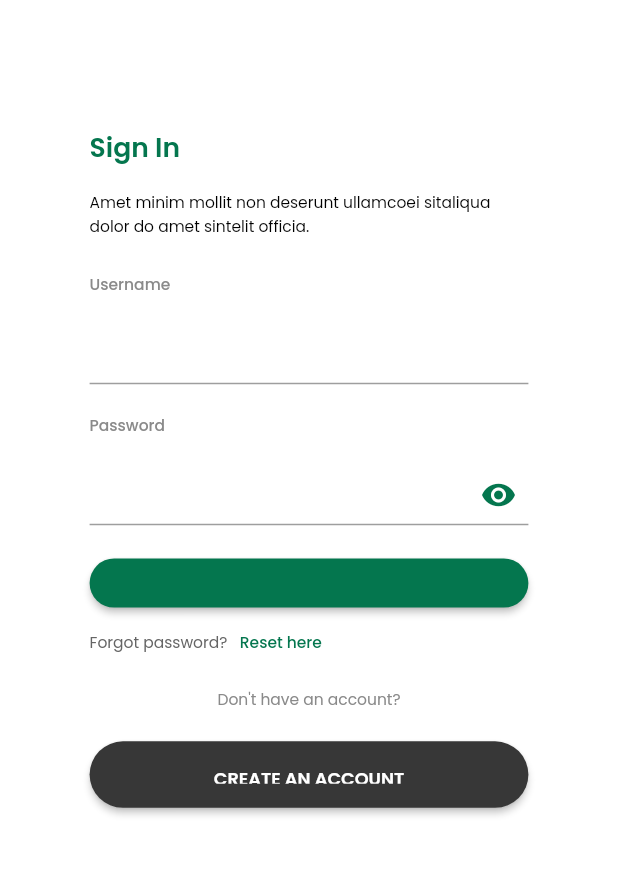
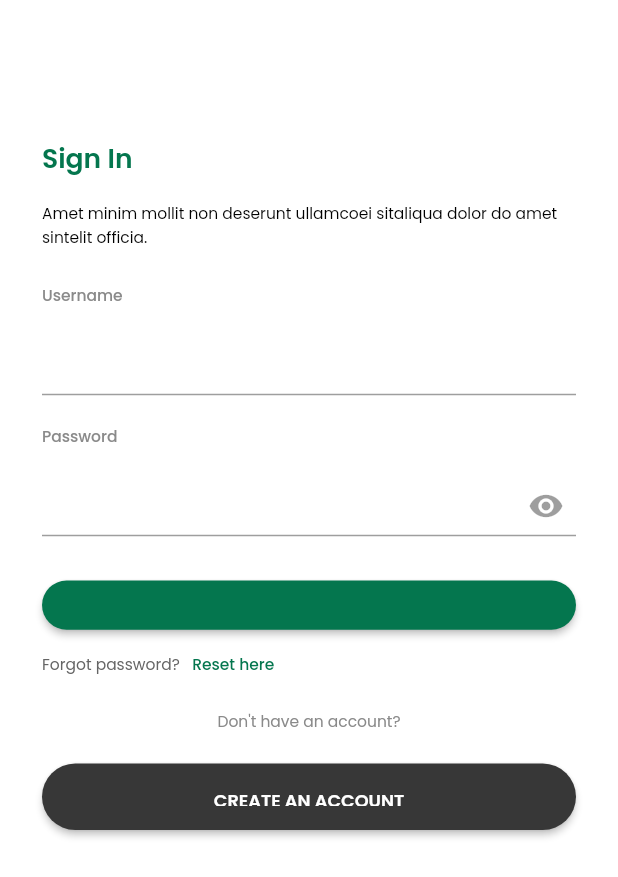
Before and after one commit to duongquangsang080299/flutter_exercise, a Flutter app: the screen it shows after launch, after a tap on "SKIP", after a tap on "Login with email", on a phone screen of 412 x 824 dp. Shown: the top 877 px of the screen. Run offline on Flutter 3.47's test engine with Material 2 defaults, Android fonts, the phone set to English and light mode, and no system bars; our stand-ins replace bloc, device_preview, flutter_svg, go_router, percent_indicator; generated files the repository leaves out were written again.

Commit message:
Update And Merge

```diff
--- a/lib/pages/auth/sign_in.dart
+++ b/lib/pages/auth/sign_in.dart
@@ -11,6 +11,7 @@ import 'package:soccer_club_app/routes/routes.dart';
 import 'package:soccer_club_app/widgets/button.dart';
 import 'package:soccer_club_app/widgets/icon.dart';
 import 'package:soccer_club_app/widgets/input.dart';
+import 'package:soccer_club_app/widgets/scaffold.dart';
 import 'package:soccer_club_app/widgets/text.dart';
 
 class SignInPage extends StatefulWidget {
@@ -24,7 +25,8 @@ class _SignInPageState extends State<SignInPage> {
   final GlobalKey<FormState> _formKey = GlobalKey<FormState>();
   final TextEditingController _usernameController = TextEditingController();
   final TextEditingController _passwordController = TextEditingController();
-  bool? showPassword;
+
+  bool showPassword = false;
   @override
   void dispose() {
     _usernameController.dispose();
@@ -34,11 +36,16 @@ class _SignInPageState extends State<SignInPage> {
 
   @override
   Widget build(BuildContext context) {
-    return Scaffold(
+    return GestureDetector(
+      onTap: () {
+        FocusManager.instance.primaryFocus?.unfocus();
+      },
+      child: SCScaffold(
         body: Form(
           key: _formKey,
+          autovalidateMode: AutovalidateMode.onUserInteraction,
           child: Padding(
-          padding: context.getPadding(all: 28),
+            padding: const EdgeInsets.all(28),
             child: Column(
               crossAxisAlignment: CrossAxisAlignment.start,
               children: [
@@ -52,14 +59,10 @@ class _SignInPageState extends State<SignInPage> {
                 // Title Text
                 SCText.displaySmall(
                   context,
-                style: context.textTheme.displaySmall
-                    ?.copyWith(fontWeight: AppFontWeight.regular),
                   text: context.l10n.description,
                 ),
                 SizedBox(height: getVerticalSize(30)),
                 // Text Form Fields for Username
-              Column(
-                children: [
                 SCInput.username(
                   controller: _usernameController,
                   labelText: context.l10n.labelUsername,
@@ -72,24 +75,24 @@ class _SignInPageState extends State<SignInPage> {
                 SCInput.password(
                   controller: _passwordController,
                   labelText: context.l10n.lablelPassword,
-                    validator: (input) => input?.isValidPassword(),
+                  validator: (input) => input?.isValidPassword()?.trimRight(),
                   suffixIcon: IconButton(
-                      icon: SCIcon.hidden(
+                    icon: showPassword
+                        ? SCIcon.hidden(
                             color: AppColor.primary,
-                      ),
+                          )
+                        : SCIcon.suffix(),
                     onPressed: () {
                       setState(() {
-                          showPassword = !(showPassword ?? false);
+                        showPassword = !showPassword;
                       });
                     },
                   ),
-                    obscureText: showPassword ?? true,
-                  ),
-                ],
+                  obscureText: !showPassword,
                 ),
 
                 // Sign-In Button
-              SizedBox(height: context.getVerticalSize(30)),
+                SizedBox(height: context.getVerticalSize(40)),
 
                 SCButton(
                   onPressed: () {
@@ -113,7 +116,6 @@ class _SignInPageState extends State<SignInPage> {
                       TextSpan(
                         text: context.l10n.forgotPassword,
                         style: context.textTheme.displaySmall?.copyWith(
-                        fontWeight: AppFontWeight.regular,
                           color: AppColor.textDimGray,
                         ),
                       ),
@@ -123,7 +125,6 @@ class _SignInPageState extends State<SignInPage> {
                           fontWeight: AppFontWeight.medium,
                           color: AppColor.primary,
                         ),
-                      // Clear text fields when the link is pressed
                         recognizer: TapGestureRecognizer()
                           ..onTap = () {
                             _usernameController.clear();
@@ -135,7 +136,6 @@ class _SignInPageState extends State<SignInPage> {
                 ),
                 SizedBox(height: getVerticalSize(30)),
                 Align(
-                alignment: Alignment.center,
                   child: SCText.displaySmall(
                     context,
                     text: context.l10n.donthaveaccount,
@@ -158,6 +158,7 @@ class _SignInPageState extends State<SignInPage> {
             ),
           ),
         ),
+      ),
     );
   }
 }
--- a/lib/pages/auth/sign_up.dart
+++ b/lib/pages/auth/sign_up.dart
@@ -78,7 +78,7 @@ class _SignUpPageState extends State<SignUpPage> {
       body: Form(
         key: _formKey,
         child: Padding(
-          padding: context.getPadding(all: 28),
+          padding: const EdgeInsets.all(28),
           child: Column(
             crossAxisAlignment: CrossAxisAlignment.start,
             children: [
--- a/lib/pages/favourite/player.dart
+++ b/lib/pages/favourite/player.dart
@@ -23,13 +23,12 @@ class _PlayerPageState extends State<PlayerPage> {
   final PageController _pageController = PageController();
   int _selectedIndex = 0;
   List<AvatarModel> listAvatars = [
-    AvatarModel(id: '1', url: 'assets/images/playerone.svg'),
+    AvatarModel(id: '1', url: 'assets/images/player3.svg'),
     AvatarModel(id: '2', url: 'assets/images/playerone.svg'),
     AvatarModel(id: '3', url: 'assets/images/playerone.svg'),
     AvatarModel(id: '1', url: 'assets/images/stadium.svg'),
     AvatarModel(id: '2', url: 'assets/images/avatar.svg'),
     AvatarModel(id: '3', url: 'assets/images/clubLogo.svg'),
-    // Add more AvatarModel items with actual image paths...
   ];
 
   @override
--- a/lib/pages/onboarding/onboarding.dart
+++ b/lib/pages/onboarding/onboarding.dart
@@ -11,6 +11,7 @@ import 'package:soccer_club_app/l10n/l10n.dart';
 import 'package:soccer_club_app/routes/routes.dart';
 import 'package:soccer_club_app/widgets/button.dart';
 import 'package:soccer_club_app/widgets/dots_indicator.dart';
+import 'package:soccer_club_app/widgets/scaffold.dart';
 import 'package:soccer_club_app/widgets/text.dart';
 
 /// Define the OnBoardingPage widget
@@ -53,11 +54,12 @@ class _OnBoardingPageState extends State<OnBoardingPage> {
 
   @override
   Widget build(BuildContext context) {
-    return Scaffold(
+    return SCScaffold(
       body: SafeArea(
         child: Padding(
           padding: const EdgeInsets.symmetric(horizontal: 20),
           child: Column(
+            crossAxisAlignment: CrossAxisAlignment.end,
             children: [
               Expanded(
                 flex: 3,
@@ -119,20 +121,16 @@ class _OnBoardingPageState extends State<OnBoardingPage> {
                                 }
                               : null,
                           text: context.l10n.btnCampaigns,
-                            style: _isButtonEnabled
-                                ? context.textTheme.displayMedium?.copyWith(
+                          style: context.textTheme.displayMedium?.copyWith(
                             fontWeight: AppFontWeight.semiBold,
-                                  )
-                                : context.textTheme.displayMedium?.copyWith(
-                                    fontWeight: AppFontWeight.semiBold,
-                                    color: AppColor.suvaGray,
                           ),
-                            backgroundColor: AppColor.primary,
-                          ),
-                        ),
+                          backgroundColor: _isButtonEnabled
+                              ? AppColor.primary
+                              : AppColor.flashWhite,
+                          borderRadius: 30,
+                        )),
                       ],
                     ),
-                    const SizedBox(height: 20),
                   ],
                 ),
               ),
@@ -181,16 +179,13 @@ class OnBoardingBody extends StatelessWidget {
         SCText.displayMedium(
           context,
           style: context.textTheme.displayMedium?.copyWith(
-              color: AppColor.hexGray, fontWeight: AppFontWeight.medium),
+            color: AppColor.hexGray,
+          ),
           text: subtitle,
         ),
         const SizedBox(height: 45),
         SCText.displaySmall(
           context,
-          style: context.textTheme.displaySmall?.copyWith(
-            color: AppColor.tertiary,
-            fontWeight: AppFontWeight.regular,
-          ),
           textAlign: TextAlign.center,
           text: description,
         ),
--- a/lib/pages/welcome/welcome.dart
+++ b/lib/pages/welcome/welcome.dart
@@ -18,9 +18,8 @@ class WelcomePage extends StatelessWidget {
   @override
   Widget build(BuildContext context) {
     return Scaffold(
-      body: Center(
-        child: Padding(
-          padding: const EdgeInsets.all(28),
+      body: Padding(
+        padding: const EdgeInsets.all(20),
         child: Column(
           children: [
             SizedBox(
@@ -38,20 +37,9 @@ class WelcomePage extends StatelessWidget {
                 color: AppColor.tertiary,
               ),
               textAlign: TextAlign.center,
-                text: context.l10n.welcomeToVictoryGreensApp1,
-              ),
-              SCText.displayLarge(
-                context,
-                style: context.textTheme.displayLarge?.copyWith(
-                  color: AppColor.tertiary,
-                ),
-                textAlign: TextAlign.center,
-                text: context.l10n.welcomeToVictoryGreensApp2,
+              text: context.l10n.welcomeToVictoryGreensApp,
             ),
             SizedBox(height: context.getVerticalSize(158)),
-              Column(
-                mainAxisAlignment: MainAxisAlignment.center,
-                children: [
             SCButtonIcon(
               onPressed: () {
                 context.go(AppRoutes.signIn.path);
@@ -62,7 +50,9 @@ class WelcomePage extends StatelessWidget {
                 fontWeight: AppFontWeight.semiBold,
               ),
             ),
-                  const SizedBox(height: 15),
+            const SizedBox(
+              height: 15,
+            ),
             SCButton(
               onPressed: () {
                 context.go(AppRoutes.signUp.path);
@@ -76,9 +66,6 @@ class WelcomePage extends StatelessWidget {
             const SizedBox(height: 20),
           ],
         ),
-            ],
-          ),
-        ),
       ),
     );
   }
--- a/lib/widgets/bottom_navigation_bar.dart
+++ b/lib/widgets/bottom_navigation_bar.dart
@@ -7,8 +7,8 @@ class SCBottomNavigationBar extends StatefulWidget {
   const SCBottomNavigationBar({
     required this.currentIndex,
     required this.onTap,
-    Key? key,
-  }) : super(key: key);
+    super.key,
+  });
   final int currentIndex;
   final Function(int) onTap;
 
@@ -29,12 +29,10 @@ class _SCBottomNavigationBarState extends State<SCBottomNavigationBar> {
           case 0:
             Navigator.of(context).pushReplacementNamed(
                 '/home'); // Replace with your home page route
-            break;
           case 1:
             context.go(
               AppRoutes.fixturesPage.path,
             ); // Replace with your business page route
-            break;
         }
       },
       items: const <BottomNavigationBarItem>[
--- a/lib/widgets/icon.dart
+++ b/lib/widgets/icon.dart
@@ -187,7 +187,7 @@ class SCIcon extends StatelessWidget {
     VoidCallback? onPressed,
   }) {
     return SCIcon(
-      iconData: Icons.visibility,
+      iconData: Icons.visibility_off,
       color: color,
       height: height,
       width: width,
--- a/lib/widgets/input.dart
+++ b/lib/widgets/input.dart
@@ -17,6 +17,7 @@ class SCInput extends StatelessWidget {
     this.validator,
     this.contentPadding,
     this.labelStyle,
+    this.obscuringCharacter,
   });
 
   /// Factory constructor for email input
@@ -26,6 +27,7 @@ class SCInput extends StatelessWidget {
     String? labelText,
     TextInputAction? textInputAction,
     String? Function(String?)? validator,
+    EdgeInsetsGeometry? contentPadding,
     TextEditingController? controller,
     bool? obscureText = false,
     TextStyle? labelStyle,
@@ -37,6 +39,7 @@ class SCInput extends StatelessWidget {
       textInputAction: textInputAction,
       obscureText: obscureText,
       validator: validator,
+      contentPadding: contentPadding,
       controller: controller,
       labelStyle: labelStyle,
     );
@@ -52,6 +55,7 @@ class SCInput extends StatelessWidget {
     String? Function(String?)? validator,
     bool? obscureText = false,
     TextStyle? labelStyle,
+    EdgeInsetsGeometry? contentPadding,
   }) {
     return SCInput(
       focusNode: focusNode,
@@ -61,6 +65,7 @@ class SCInput extends StatelessWidget {
       obscureText: obscureText,
       controller: controller,
       validator: validator,
+      contentPadding: contentPadding,
       labelStyle: labelStyle,
     );
   }
@@ -72,6 +77,7 @@ class SCInput extends StatelessWidget {
     Widget? suffixIcon,
     TextEditingController? controller,
     String? labelText,
+    String? obscuringCharacter,
     TextStyle? labelStyle,
     String? Function(String?)? validator,
     bool obscureText = false,
@@ -86,6 +92,7 @@ class SCInput extends StatelessWidget {
       suffixIcon: suffixIcon,
       keyboardType: keyboardType,
       contentPadding: contentPadding,
+      obscuringCharacter: obscuringCharacter,
       controller: controller,
       validator: validator,
       labelStyle: labelStyle,
@@ -104,7 +111,7 @@ class SCInput extends StatelessWidget {
   final String? labelText;
   final TextStyle? labelStyle;
   final EdgeInsetsGeometry? contentPadding;
-
+  final String? obscuringCharacter;
   @override
   Widget build(BuildContext context) {
     /// Build the TextFormField with provided properties
@@ -130,7 +137,7 @@ class SCInput extends StatelessWidget {
             contentPadding: contentPadding ??
                 const EdgeInsets.symmetric(
                   vertical: 15,
-                  horizontal: 15,
+                  horizontal: 1,
                 ),
           ),
           keyboardType: keyboardType,
@@ -139,6 +146,7 @@ class SCInput extends StatelessWidget {
           validator: validator,
           controller: controller,
           obscureText: obscureText ?? false,
+          obscuringCharacter: '●',
         ),
       ],
     );
--- a/lib/widgets/scaffold.dart
+++ b/lib/widgets/scaffold.dart
@@ -23,7 +23,7 @@ class SCScaffold extends StatelessWidget {
   Widget build(BuildContext context) {
     // Return a Scaffold widget with the specified fields
     return Scaffold(
-      resizeToAvoidBottomInset: resizeToAvoidBottomInset,
+      resizeToAvoidBottomInset: false,
       backgroundColor: backgroundColor,
       appBar: appBar,
       body: body,
--- a/lib/widgets/text.dart
+++ b/lib/widgets/text.dart
@@ -47,7 +47,7 @@ class SCText extends StatelessWidget {
   }) {
     return SCText(
       text: text,
-      style: style ?? context.textThemeData.bodyLarge,
+      style: style ?? context.textThemeData.displaySmall,
       textAlign: textAlign,
     );
   }
@@ -113,7 +113,7 @@ class SCText extends StatelessWidget {
   }) {
     return SCText(
       text: text,
-      style: style ?? context.textThemeData.bodySmall,
+      style: style ?? context.textThemeData.labelLarge,
       textAlign: textAlign,
     );
   }
--- a/pubspec.yaml
+++ b/pubspec.yaml
@@ -7,6 +7,8 @@ environment:
   sdk: ">=3.0.0 <4.0.0"
 
 dependencies:
+  build_runner:
+  flutter_gen_runner:
   bloc: ^8.1.2
   device_preview: ^1.1.0
   go_router: ^10.1.0
```
Also changed, not shown: lib/gen/assets.gen.dart (added, +146 -0 lines), lib/gen/fonts.gen.dart (added, +15 -0 lines), lib/l10n/arb/app_en.arb (+17 -18 lines), assets/images/player3.svg (added). Lines whose indentation alone changed are shown as unchanged.
